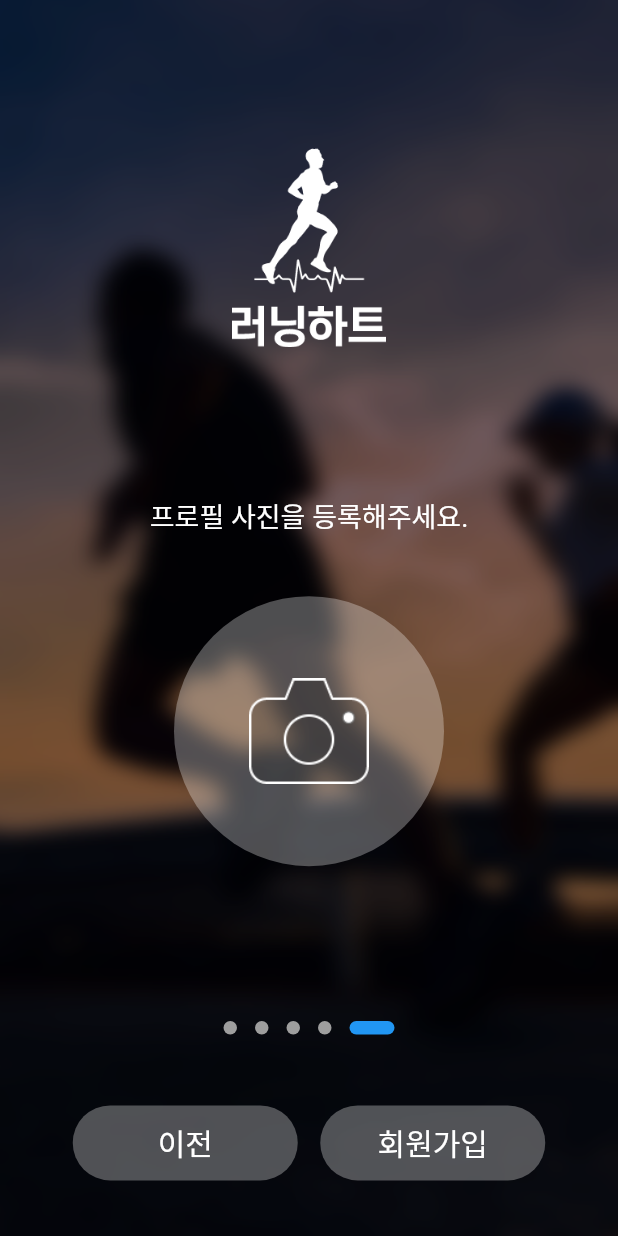
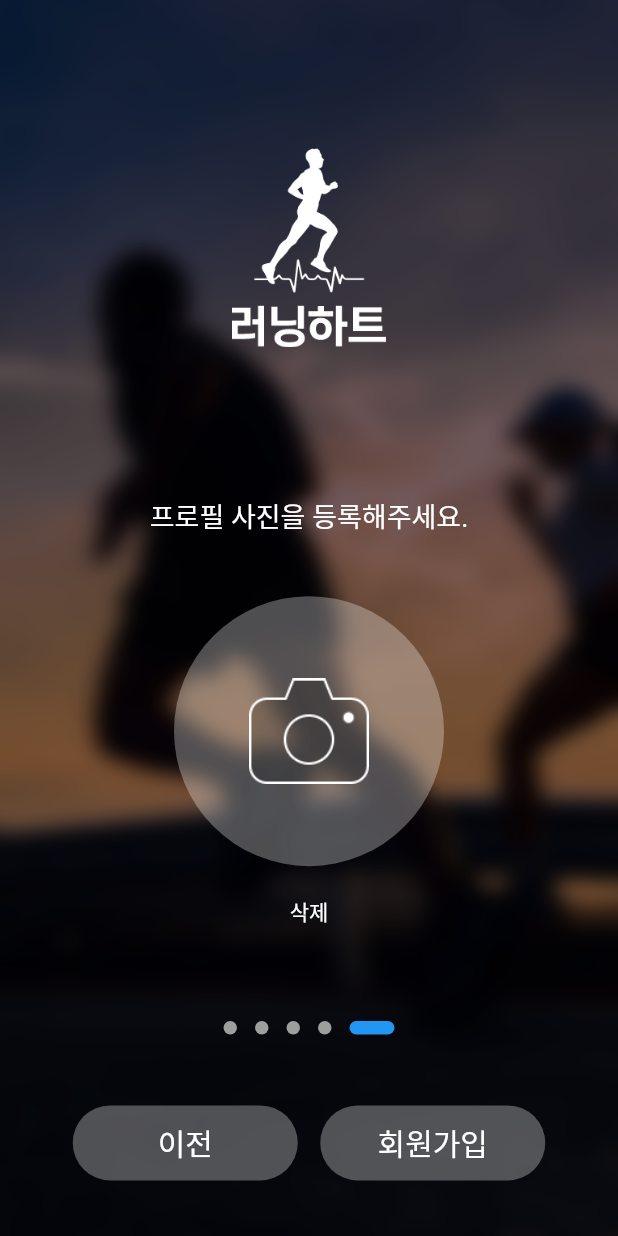
Before and after one commit to plustonic-yong/three_youth_app, a Flutter app: the SignupScreen screen opened by its route, swiped to page 5, on a phone screen of 412 x 824 dp. Run offline on Flutter 3.47's test engine with Material 2 defaults, Android fonts, the phone set to English and light mode, and no system bars; drawn by our look-alikes of dots_indicator; our stand-ins replace firebase_auth, firebase_core, fl_chart, flutter_blue, flutter_datetime_picker, flutter_spinkit and 8 more; missing offline and left inert: flutter_reactive_ble, http_interceptor, kakao_flutter_sdk_user; accounts and stored records are empty; Roboto replaces fonts that are missing (NotoSansCJKkr).

Commit message:
회원가입 프로필 사진 등록 구현(카카오), 내 정보 사진 불러오기 구현

```diff
--- a/lib/providers/auth_provider.dart
+++ b/lib/providers/auth_provider.dart
@@ -1,5 +1,4 @@
 import 'dart:convert';
-import 'dart:developer';
 import 'package:firebase_auth/firebase_auth.dart';
 import 'package:flutter/material.dart';
 import 'package:google_sign_in/google_sign_in.dart';
@@ -22,6 +21,7 @@ class AuthProvider extends ChangeNotifier {
     required GenderState gender,
     required String height,
     required String weight,
+    required String img,
   }) async {
     var sharedPreferences = await SharedPreferences.getInstance();
     String? idToken = sharedPreferences.getString('idToken');
@@ -33,6 +33,7 @@ class AuthProvider extends ChangeNotifier {
       gender: genderStr,
       height: int.parse(height),
       weight: int.parse(weight),
+      img: img,
     );
     if (response!.statusCode == 200) {
       final data = json.decode(utf8.decode(response.bodyBytes));
@@ -89,6 +90,7 @@ class AuthProvider extends ChangeNotifier {
     required GenderState gender,
     required String height,
     required String weight,
+    required String img,
   }) async {
     var sharedPreferences = await SharedPreferences.getInstance();
     String? kakaoAccessToken = sharedPreferences.getString('kakaoAccessToken');
@@ -100,6 +102,7 @@ class AuthProvider extends ChangeNotifier {
       gender: genderStr,
       height: int.parse(height),
       weight: int.parse(weight),
+      img: img,
     );
     int statusCode = response!.statusCode;
 
--- a/lib/screens/signup/signup_profile_img_screen.dart
+++ b/lib/screens/signup/signup_profile_img_screen.dart
@@ -1,4 +1,9 @@
+import 'dart:io';
+
 import 'package:flutter/material.dart';
+import 'package:image_picker/image_picker.dart';
+import 'package:provider/provider.dart';
+import 'package:three_youth_app/providers/signup_provider.dart';
 
 class SignupProfileImgScreen extends StatelessWidget {
   const SignupProfileImgScreen({Key? key}) : super(key: key);
@@ -7,6 +12,7 @@ class SignupProfileImgScreen extends StatelessWidget {
   Widget build(BuildContext context) {
     double width = MediaQuery.of(context).size.width;
     double height = MediaQuery.of(context).size.height;
+    XFile? _selectedImg = context.watch<SignupProvider>().selectedImg;
     return Column(
       children: [
         SizedBox(height: height * 0.12),
@@ -21,18 +27,54 @@ class SignupProfileImgScreen extends StatelessWidget {
           style: TextStyle(color: Colors.white, fontSize: 18.0),
         ),
         const SizedBox(height: 40.0),
-        Container(
-          padding: const EdgeInsets.all(50.0),
+        GestureDetector(
+          onTap: () async {
+            final ImagePicker _picker = ImagePicker();
+            XFile? value = await _picker.pickImage(
+              source: ImageSource.gallery,
+              maxWidth: 750,
+              maxHeight: 750,
+            );
+            context.read<SignupProvider>().onChangeProfileImg(value: value!);
+          },
+          child: _selectedImg != null
+              ? ClipRRect(
+                  borderRadius: BorderRadius.circular(90.0),
+                  child: Image.file(
+                    File(_selectedImg.path),
+                    fit: BoxFit.cover,
+                    width: 180.0,
+                    height: 180.0,
+                  ),
+                )
+              : Container(
+                  width: 180.0,
+                  height: 180.0,
                   decoration: BoxDecoration(
                     color: Colors.white.withOpacity(0.3),
                     borderRadius: BorderRadius.circular(100.0),
                   ),
+                  child: Center(
                     child: Image.asset(
                       'assets/images/camera.png',
                       width: 80.0,
                       height: 80.0,
                     ),
                   ),
+                ),
+        ),
+        const SizedBox(
+          height: 20.0,
+        ),
+        GestureDetector(
+          onTap: () => context.read<SignupProvider>().onDeleteProfileImg(),
+          child: const Text(
+            '삭제',
+            style: TextStyle(
+              color: Colors.white,
+            ),
+          ),
+        )
       ],
     );
   }
--- a/lib/screens/signup/signup_screen.dart
+++ b/lib/screens/signup/signup_screen.dart
@@ -1,5 +1,8 @@
+import 'dart:developer';
+
 import 'package:flutter/material.dart';
 import 'package:dots_indicator/dots_indicator.dart';
+import 'package:image_picker/image_picker.dart';
 import 'package:three_youth_app/providers/auth_provider.dart';
 import 'package:three_youth_app/providers/signup_provider.dart';
 import 'package:three_youth_app/screens/signup/signup_birth_gender_screen.dart';
@@ -28,6 +31,7 @@ class _SignupScreenScreenState extends State<SignupScreen> {
     String _weight = context.watch<SignupProvider>().weightController.text;
     GenderState _gender = context.read<SignupProvider>().gender;
     DateTime _birth = context.watch<SignupProvider>().birth;
+    XFile? _selectedImg = context.watch<SignupProvider>().selectedImg;
     return GestureDetector(
       onTap: () {
         FocusManager.instance.primaryFocus?.unfocus();
@@ -136,7 +140,11 @@ class _SignupScreenScreenState extends State<SignupScreen> {
                                           : ButtonColor.inactive
                                       : _currentPage == 3
                                           ? ButtonColor.primary
-                                          : ButtonColor.inactive,
+                                          : _currentPage == 4
+                                              ? _selectedImg != null
+                                                  ? ButtonColor.primary
+                                                  : ButtonColor.inactive
+                                              : ButtonColor.primary,
                               onTap: () async {
                                 if (_currentPage == 1 && _height == '') {
                                   return;
@@ -144,7 +152,7 @@ class _SignupScreenScreenState extends State<SignupScreen> {
                                 if (_currentPage == 2 && _weight == '') {
                                   return;
                                 }
-                                if (_currentPage == 4) {
+                                if (_currentPage == 4 && _selectedImg != null) {
                                   var signupState = context
                                       .read<SignupProvider>()
                                       .signupState;
@@ -157,6 +165,7 @@ class _SignupScreenScreenState extends State<SignupScreen> {
                                           gender: _gender,
                                           height: _height,
                                           weight: _weight,
+                                          img: _selectedImg.path,
                                         );
                                     if (result == SignupStatus.success) {
                                       showDialog(
@@ -192,6 +201,7 @@ class _SignupScreenScreenState extends State<SignupScreen> {
                                           gender: _gender,
                                           height: _height,
                                           weight: _weight,
+                                          img: _selectedImg.path,
                                         );
 
                                     if (result == SignupStatus.success) {
```
Also changed, not shown: lib/providers/signup_provider.dart (+14 -2 lines), lib/screens/main/main_select_screen.dart (+15 -9 lines), lib/screens/profile_setting/profile_setting_screen.dart (+15 -9 lines), lib/services/api/api_auth.dart (+59 -28 lines). Lines whose indentation alone changed are shown as unchanged.
